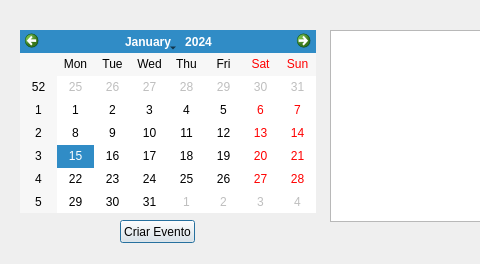
This is agendaCompromisso/calendariocompromissos.ui in SejaQoxumQuiser/AgendaCompromissos as Qt 5 draws it before an edit; both pictures show x 0 to 480 and y 0 to 264 of the 1098 by 264 pixel window. The edited form follows.
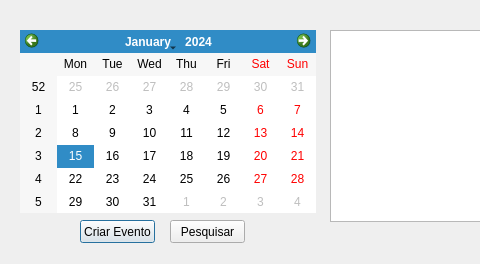
This is the edited form.

What changed in the file:
```diff
--- a/agendaCompromisso/calendariocompromissos.ui
+++ b/agendaCompromisso/calendariocompromissos.ui
@@ -39,7 +39,7 @@
   <widget class="QPushButton" name="pushButton_2">
    <property name="geometry">
     <rect>
-     <x>120</x>
+     <x>80</x>
      <y>220</y>
      <width>75</width>
      <height>23</height>
@@ -219,6 +219,19 @@
     <string>Remover</string>
    </property>
   </widget>
+  <widget class="QPushButton" name="pushButton">
+   <property name="geometry">
+    <rect>
+     <x>170</x>
+     <y>220</y>
+     <width>75</width>
+     <height>23</height>
+    </rect>
+   </property>
+   <property name="text">
+    <string>Pesquisar</string>
+   </property>
+  </widget>
  </widget>
  <resources/>
  <connections/>
```
